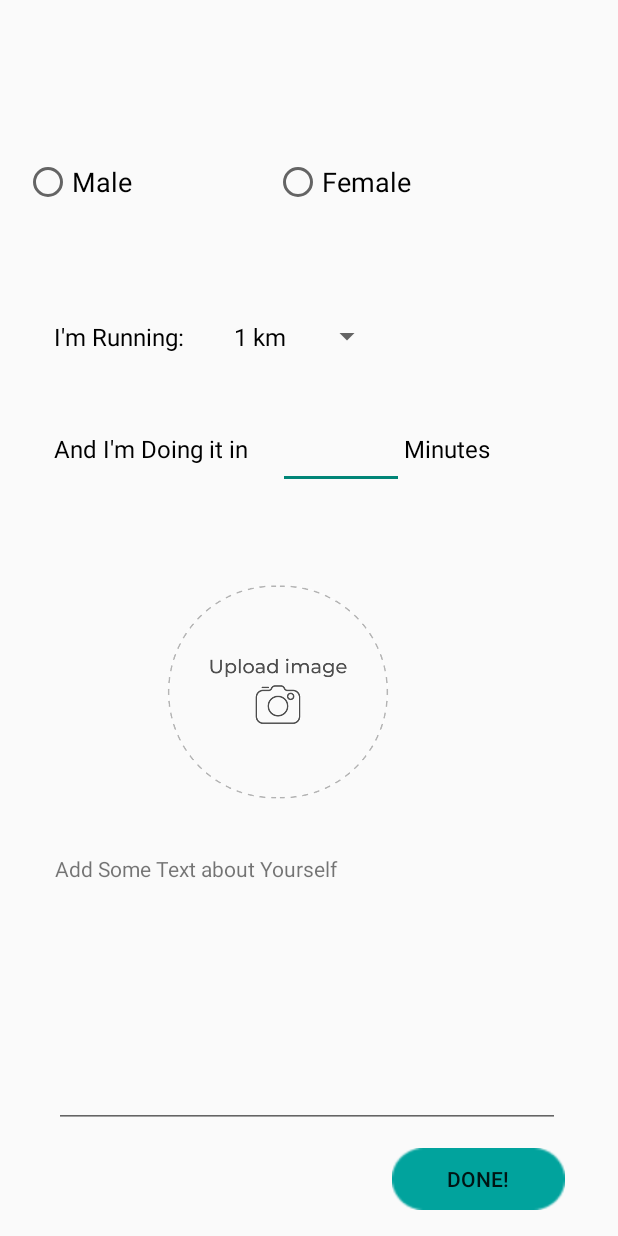
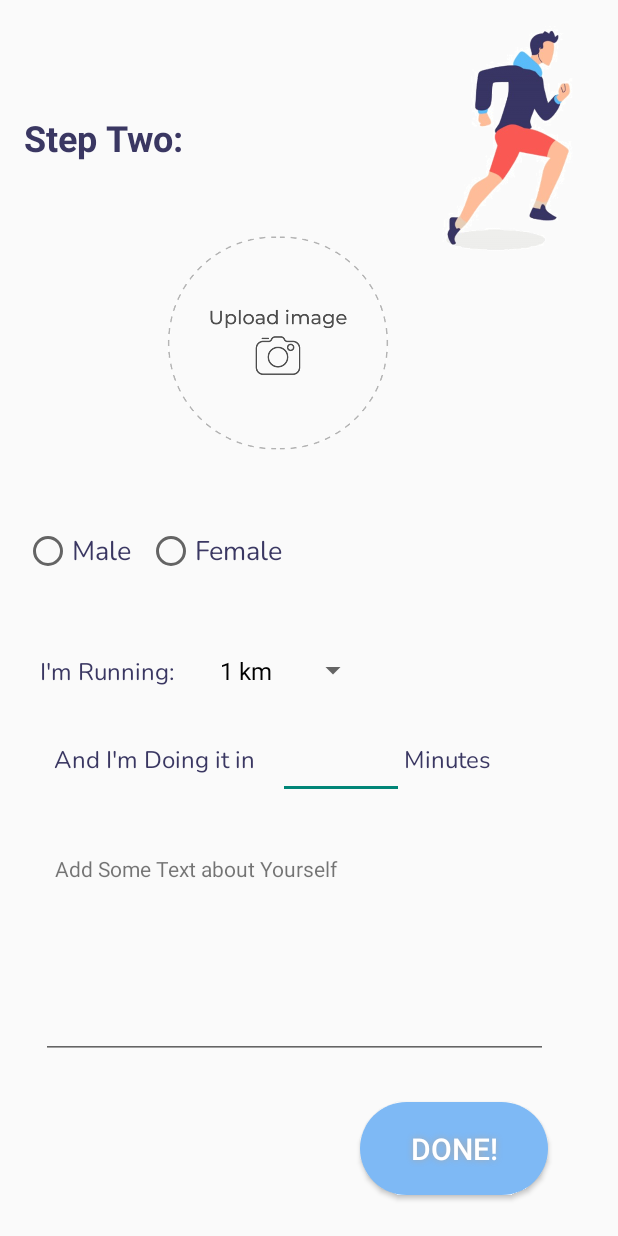
Before and after one commit to MeitalPeer77/MyApplication3, an Android app: the Register_step_two screen opened directly, with no data from a screen before it, on a phone screen of 412 x 824 dp. Run offline under Robolectric (Android 15) with nearby library versions, the light colour scheme and no system bars.

Commit message:
register step two

```diff
--- a/app/src/main/java/com/example/myapplication3/Register_step_two.java
+++ b/app/src/main/java/com/example/myapplication3/Register_step_two.java
@@ -21,7 +21,7 @@ public class Register_step_two extends AppCompatActivity {
         Spinner spiner = (Spinner)findViewById(R.id.spinner);
         spiner.setAdapter(arrayAdap);
 
-        nextbutton = (Button) findViewById(R.id.button7);
+        nextbutton = (Button) findViewById(R.id.done_register);
         nextbutton.setOnClickListener(new View.OnClickListener() {
             public void onClick(View v) {
                 registerNext();
--- a/app/src/main/res/layout/activity_register_step_two.xml
+++ b/app/src/main/res/layout/activity_register_step_two.xml
@@ -7,7 +7,7 @@
     tools:context=".Register_step_two">
 
     <RadioGroup
-        android:layout_width="353dp"
+        android:layout_width="183dp"
         android:layout_height="70dp"
         android:layout_marginStart="8dp"
         android:layout_marginLeft="8dp"
@@ -18,10 +18,10 @@
         android:orientation="horizontal"
         app:layout_constraintBottom_toBottomOf="parent"
         app:layout_constraintEnd_toEndOf="parent"
-        app:layout_constraintHorizontal_bias="0.19"
+        app:layout_constraintHorizontal_bias="0.037"
         app:layout_constraintStart_toStartOf="parent"
         app:layout_constraintTop_toTopOf="parent"
-        app:layout_constraintVertical_bias="0.113">
+        app:layout_constraintVertical_bias="0.446">
 
         <RadioButton
             android:id="@+id/radioButton"
@@ -29,7 +29,9 @@
             android:layout_height="60dp"
             android:layout_weight="1"
             android:text="Male"
-            android:textSize="18sp" />
+            android:textColor="@color/darkBlue"
+            android:textSize="18sp"
+            app:fontFamily="@font/nunito" />
 
         <RadioButton
             android:id="@+id/radioButton2"
@@ -37,7 +39,9 @@
             android:layout_height="60dp"
             android:layout_weight="1"
             android:text="Female"
-            android:textSize="18sp" />
+            android:textColor="@color/darkBlue"
+            android:textSize="18sp"
+            app:fontFamily="@font/nunito" />
     </RadioGroup>
 
     <LinearLayout
@@ -52,18 +56,20 @@
         android:orientation="horizontal"
         app:layout_constraintBottom_toBottomOf="parent"
         app:layout_constraintEnd_toEndOf="parent"
-        app:layout_constraintHorizontal_bias="0.159"
+        app:layout_constraintHorizontal_bias="0.107"
         app:layout_constraintStart_toStartOf="parent"
         app:layout_constraintTop_toTopOf="parent"
-        app:layout_constraintVertical_bias="0.259">
+        app:layout_constraintVertical_bias="0.549">
+
 
         <TextView
             android:id="@+id/textView6"
             android:layout_width="112dp"
             android:layout_height="37dp"
             android:text="I'm Running:"
-            android:textColor="@android:color/black"
-            android:textSize="16sp" />
+            android:textColor="@color/darkBlue"
+            android:textSize="16sp"
+            app:fontFamily="@font/nunito" />
 
         <Spinner
             android:id="@+id/spinner"
@@ -87,7 +93,7 @@
         app:layout_constraintHorizontal_bias="0.294"
         app:layout_constraintStart_toStartOf="parent"
         app:layout_constraintTop_toTopOf="parent"
-        app:layout_constraintVertical_bias="0.361">
+        app:layout_constraintVertical_bias="0.643">
 
         <TextView
             android:id="@+id/textView7"
@@ -95,8 +101,9 @@
             android:layout_height="38dp"
             android:layout_marginBottom="148dp"
             android:text="And I'm Doing it in"
-            android:textColor="@android:color/black"
-            android:textSize="16sp" />
+            android:textColor="@color/darkBlue"
+            android:textSize="16sp"
+            app:fontFamily="@font/nunito" />
 
         <EditText
             android:id="@+id/editText4"
@@ -110,8 +117,9 @@
             android:layout_width="wrap_content"
             android:layout_height="26dp"
             android:text="Minutes"
-            android:textColor="@android:color/black"
-            android:textSize="16sp" />
+            android:textColor="@color/darkBlue"
+            android:textSize="16sp"
+            app:fontFamily="@font/nunito" />
     </LinearLayout>
 
     <ImageView
@@ -129,15 +137,16 @@
         app:layout_constraintHorizontal_bias="0.415"
         app:layout_constraintStart_toStartOf="parent"
         app:layout_constraintTop_toTopOf="parent"
-        app:layout_constraintVertical_bias="0.574"
+        app:layout_constraintVertical_bias="0.223"
         app:srcCompat="@drawable/upload" />
 
     <EditText
         android:id="@+id/editText5"
-        android:layout_width="337dp"
-        android:layout_height="124dp"
+        android:layout_width="338dp"
+        android:layout_height="103dp"
         android:layout_marginStart="8dp"
         android:layout_marginLeft="8dp"
+        android:layout_marginTop="8dp"
         android:layout_marginEnd="8dp"
         android:layout_marginRight="8dp"
         android:layout_marginBottom="72dp"
@@ -146,8 +155,10 @@
         android:inputType="textMultiLine"
         app:layout_constraintBottom_toBottomOf="parent"
         app:layout_constraintEnd_toEndOf="parent"
-        app:layout_constraintHorizontal_bias="0.482"
-        app:layout_constraintStart_toStartOf="parent" />
+        app:layout_constraintHorizontal_bias="0.333"
+        app:layout_constraintStart_toStartOf="parent"
+        app:layout_constraintTop_toTopOf="parent"
+        app:layout_constraintVertical_bias="0.928" />
 
     <TextView
         android:id="@+id/textView17"
@@ -167,22 +178,69 @@
         app:layout_constraintVertical_bias="0.705" />
 
     <Button
-        android:id="@+id/button7"
-        android:layout_width="115dp"
-        android:layout_height="41dp"
+        android:id="@+id/done_register"
+
+        android:layout_width="125dp"
+        android:layout_height="62dp"
+        android:layout_gravity="center"
         android:layout_marginStart="8dp"
         android:layout_marginLeft="8dp"
         android:layout_marginTop="8dp"
         android:layout_marginEnd="8dp"
         android:layout_marginRight="8dp"
         android:layout_marginBottom="8dp"
-        android:background="@drawable/rectangle"
+        android:background="@drawable/button_big"
+        android:shadowColor="#A8A8A8"
+        android:shadowDx="0"
+        android:shadowDy="0"
+        android:shadowRadius="5"
         android:text="Done!"
+        android:textColor="#FFFFFF"
+        android:textSize="20sp"
         app:layout_constraintBottom_toBottomOf="parent"
         app:layout_constraintEnd_toEndOf="parent"
-        app:layout_constraintHorizontal_bias="0.902"
+        app:layout_constraintHorizontal_bias="0.856"
         app:layout_constraintStart_toStartOf="parent"
         app:layout_constraintTop_toTopOf="parent"
-        app:layout_constraintVertical_bias="0.988" />
+        app:layout_constraintVertical_bias="0.974" />
+
+    <TextView
+        android:id="@+id/textView3"
+        android:layout_width="wrap_content"
+        android:layout_height="wrap_content"
+        android:layout_marginStart="8dp"
+        android:layout_marginLeft="8dp"
+        android:layout_marginTop="8dp"
+        android:layout_marginEnd="8dp"
+        android:layout_marginRight="8dp"
+        android:layout_marginBottom="8dp"
+        android:text="Step Two:"
+        android:textColor="@color/darkBlue"
+        android:textSize="24sp"
+        android:textStyle="bold"
+        app:layout_constraintBottom_toBottomOf="parent"
+        app:layout_constraintEnd_toEndOf="parent"
+        app:layout_constraintHorizontal_bias="0.027"
+        app:layout_constraintStart_toStartOf="parent"
+        app:layout_constraintTop_toTopOf="parent"
+        app:layout_constraintVertical_bias="0.087" />
+
+    <ImageView
+        android:id="@+id/imageView5"
+        android:layout_width="87dp"
+        android:layout_height="151dp"
+        android:layout_marginStart="8dp"
+        android:layout_marginLeft="8dp"
+        android:layout_marginTop="8dp"
+        android:layout_marginEnd="8dp"
+        android:layout_marginRight="8dp"
+        android:layout_marginBottom="8dp"
+        app:layout_constraintBottom_toBottomOf="parent"
+        app:layout_constraintEnd_toEndOf="parent"
+        app:layout_constraintHorizontal_bias="0.928"
+        app:layout_constraintStart_toStartOf="parent"
+        app:layout_constraintTop_toTopOf="parent"
+        app:layout_constraintVertical_bias="0.014"
+        app:srcCompat="@drawable/men3" />
 
 </android.support.constraint.ConstraintLayout>
```
Also changed, not shown: app/src/main/res/drawable/men3.png (added).
